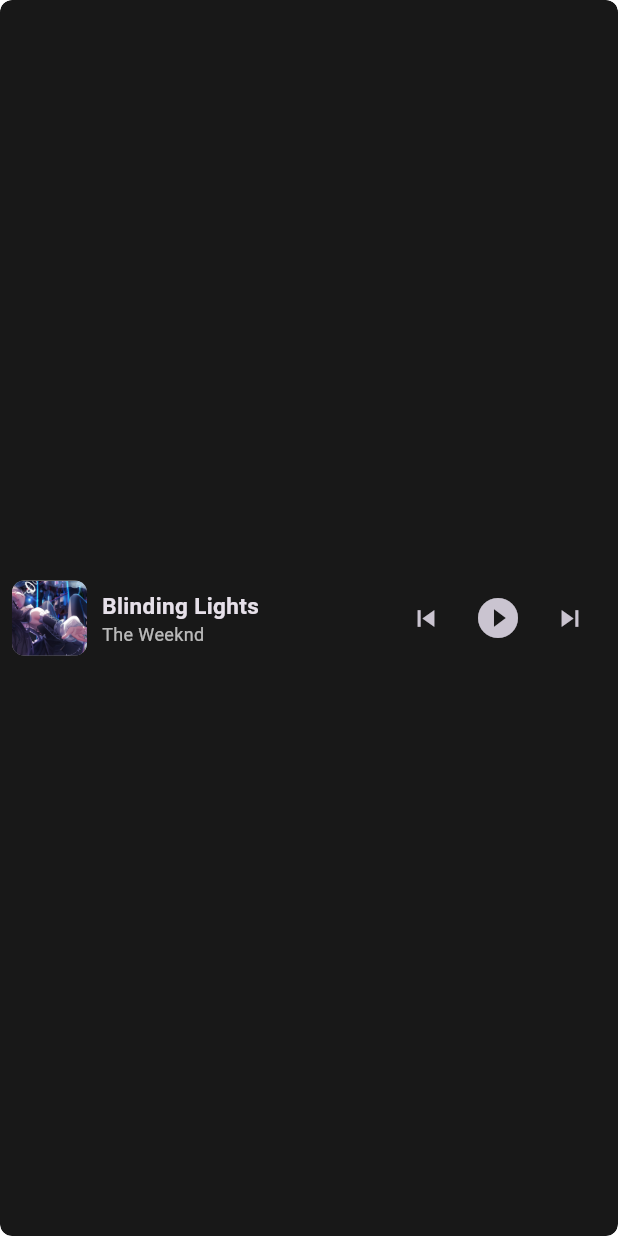
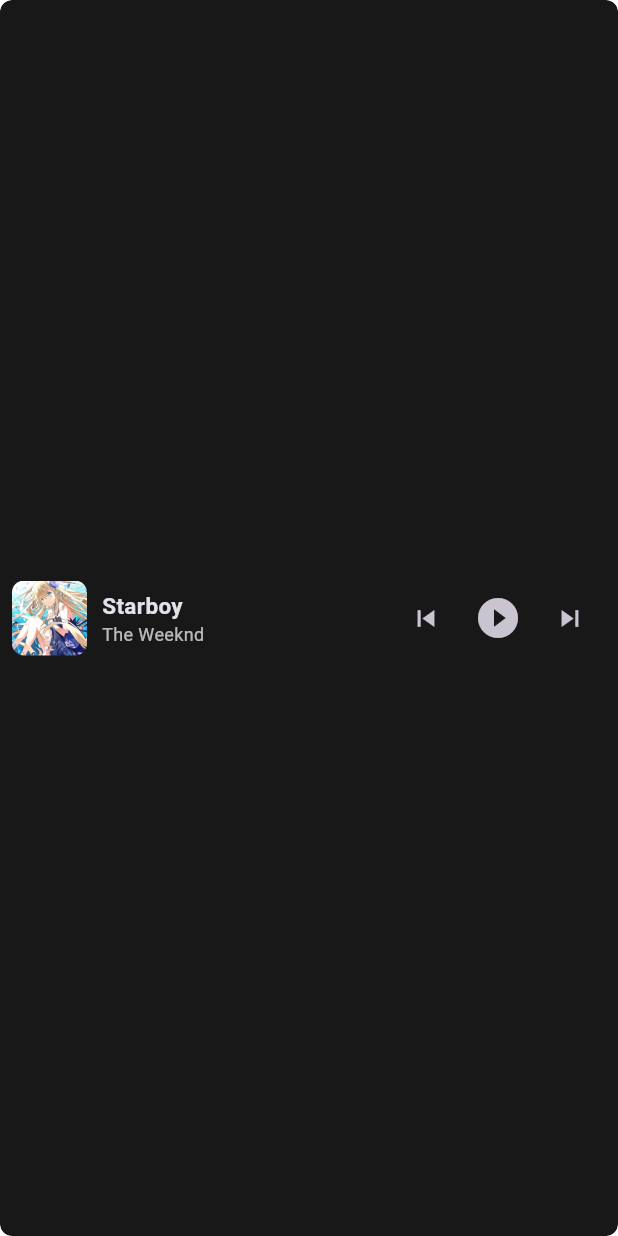
Before and after one commit to miaomeow32/nowbar, a Flutter app: the screen it shows after launch, after a tap on the "skip next" icon, on a phone screen of 412 x 824 dp. Run offline on Flutter 3.47's test engine with Material 3 defaults, Android fonts, the light colour scheme and no system bars; missing offline and left inert: bitsdojo_window, window_manager.

Commit message:
曲変更機能追加

```diff
--- a/lib/main.dart
+++ b/lib/main.dart
@@ -95,7 +95,26 @@ class NowBarApp extends StatelessWidget {
 
 }
 
+class SongInfo {
 
+  final String title;
+
+  final String artist;
+
+  final String imagePath;
+
+
+  const SongInfo({
+
+    required this.title,
+
+    required this.artist,
+
+    required this.imagePath,
+
+  });
+
+}
 
 class NowBarHome extends StatefulWidget {
 
@@ -110,6 +129,38 @@ class NowBarHome extends StatefulWidget {
 class _NowBarHomeState extends State<NowBarHome> {
 
   bool isPlaying = false;
+
+
+  final List<SongInfo> songs = [
+
+  const SongInfo(
+
+    title: "Blinding Lights",
+
+    artist: "The Weeknd",
+
+    imagePath: "assets/jacket.png",
+
+  ),
+
+
+  const SongInfo(
+
+    title: "Starboy",
+
+    artist: "The Weeknd",
+
+    imagePath: "assets/jacket2.png",
+
+  ),
+
+];
+
+
+int currentSong = 0;
+
+
+SongInfo get song => songs[currentSong];
 
 
   @override
@@ -141,11 +192,7 @@ class _NowBarHomeState extends State<NowBarHome> {
 
               color: const Color(0xff181818),
 
-
-              borderRadius:
-
-                  BorderRadius.circular(8),
-
+              borderRadius: BorderRadius.circular(8),
 
             ),
 
@@ -159,31 +206,20 @@ class _NowBarHomeState extends State<NowBarHome> {
 
 
 
-                Container(
+                SizedBox(
 
   width: 50,
 
   height: 50,
 
-
-                  decoration: BoxDecoration(
-
-                    color: Colors.grey,
-
-                    borderRadius:
-
-                        BorderRadius.circular(8),
-
-                  ),
-
-
   child: ClipRRect(
 
                     borderRadius: BorderRadius.circular(8),
 
+
                     child: Image.asset(
 
-    "assets/jacket.png",
+                      song.imagePath,
 
                       fit: BoxFit.cover,
 
@@ -199,18 +235,13 @@ class _NowBarHomeState extends State<NowBarHome> {
 
 
 
-                const Expanded(
+                Expanded(
 
                   child: Column(
 
-                    mainAxisAlignment:
+                    mainAxisAlignment: MainAxisAlignment.center,
 
-                        MainAxisAlignment.center,
-
-
-                    crossAxisAlignment:
-
-                        CrossAxisAlignment.start,
+                    crossAxisAlignment: CrossAxisAlignment.start,
 
 
                     children: [
@@ -218,20 +249,16 @@ class _NowBarHomeState extends State<NowBarHome> {
 
                       Text(
 
-                        "Blinding Lights",
+                        song.title,
 
-                        overflow:
-
-                            TextOverflow.ellipsis,
+                        overflow: TextOverflow.ellipsis,
 
 
-                        style: TextStyle(
+                        style: const TextStyle(
 
                           fontSize: 15,
 
-                          fontWeight:
-
-                              FontWeight.bold,
+                          fontWeight: FontWeight.bold,
 
                         ),
 
@@ -241,19 +268,19 @@ class _NowBarHomeState extends State<NowBarHome> {
 
                       Text(
 
-                        "The Weeknd",
+                        song.artist,
 
-                        style: TextStyle(
+
+                        style: const TextStyle(
 
                           fontSize: 12,
 
-                          color:
-
-                              Colors.white70,
+                          color: Colors.white70,
 
                         ),
 
                       ),
+
 
                     ],
 
@@ -267,9 +294,7 @@ class _NowBarHomeState extends State<NowBarHome> {
 
                   padding: EdgeInsets.zero,
 
-                  constraints:
-
-                      const BoxConstraints(),
+                  constraints: const BoxConstraints(),
 
 
                   onPressed: () {},
@@ -291,8 +316,8 @@ class _NowBarHomeState extends State<NowBarHome> {
 
                   padding: EdgeInsets.zero,
 
-  constraints:
-      const BoxConstraints(),
+                  constraints: const BoxConstraints(),
+
 
                   onPressed: () {
 
@@ -304,11 +329,15 @@ class _NowBarHomeState extends State<NowBarHome> {
 
                   },
 
+
                   icon: Icon(
 
                     isPlaying
+
                         ? Icons.pause_circle
+
                         : Icons.play_circle_fill,
+
 
                     size: 32,
 
@@ -322,12 +351,24 @@ class _NowBarHomeState extends State<NowBarHome> {
 
                   padding: EdgeInsets.zero,
 
-                  constraints:
-
-                      const BoxConstraints(),
+                  constraints: const BoxConstraints(),
 
 
-                  onPressed: () {},
+                  onPressed: () {
+
+  setState(() {
+
+    currentSong++;
+
+    if (currentSong >= songs.length) {
+
+      currentSong = 0;
+
+    }
+
+  });
+
+},
 
 
                   icon: const Icon(
@@ -344,6 +385,7 @@ class _NowBarHomeState extends State<NowBarHome> {
 
                 const SizedBox(width: 8),
 
+
               ],
 
             ),
```
Also changed, not shown: pubspec.yaml (+22 -0 lines), assets/jacket2.png (added). Lines whose indentation alone changed are shown as unchanged.
